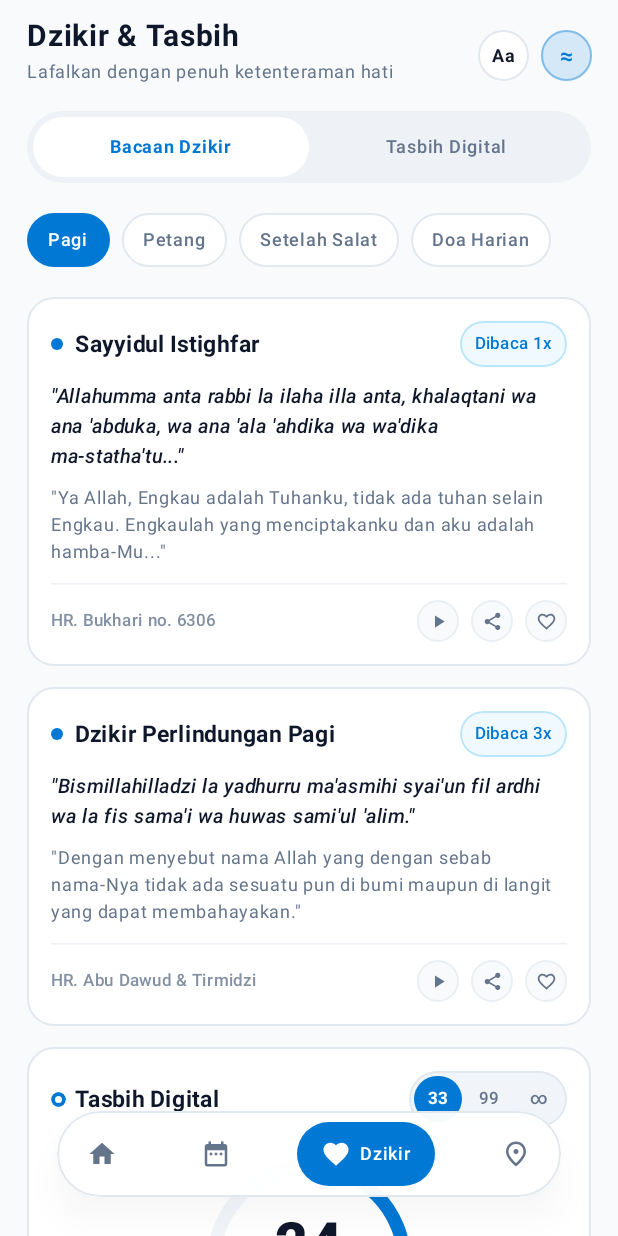
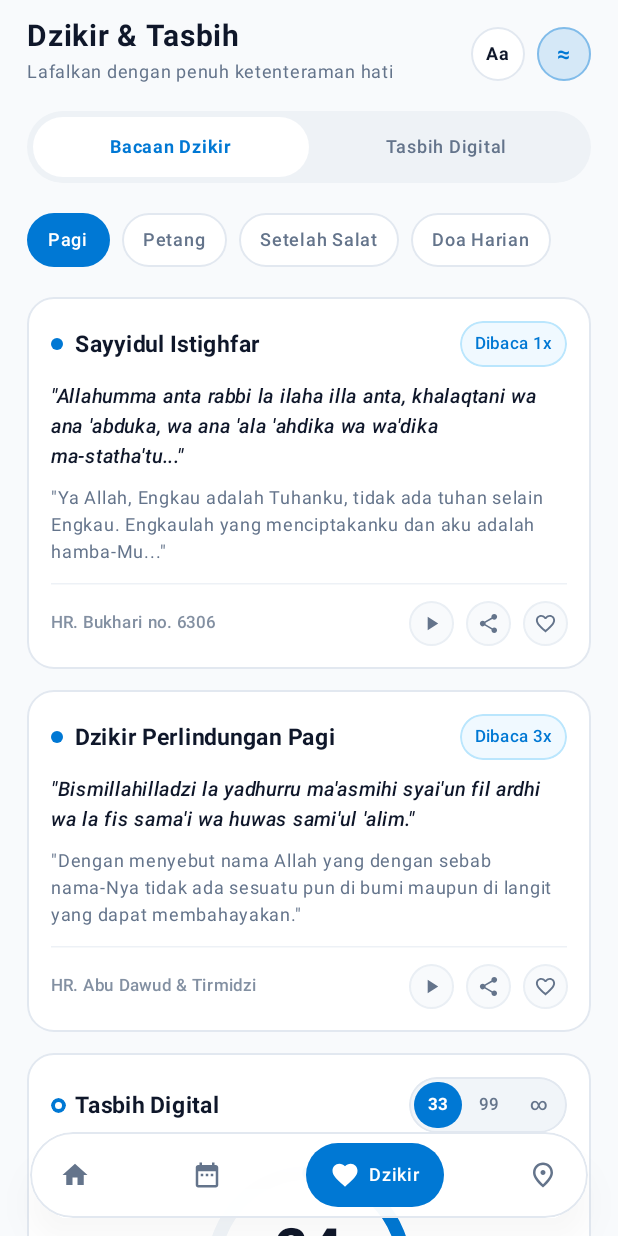
Before and after one commit to AdiSatriaPermana/Jejak-Ibadah, an Android app built with Jetpack Compose: the composable DzikirScreen shown on its own in the app's theme, on a phone screen of 412 x 824 dp. Run offline under Robolectric (Android 15) with nearby library versions, the phone set to English and light mode, and no system bars.

Commit message:
fix(ui): perbaiki responsivitas DzikirScreen, fitur bagikan, dan pintasan tasbih

```diff
--- a/app/src/main/java/lat/pam/jejakibadah/DzikirScreen.kt
+++ b/app/src/main/java/lat/pam/jejakibadah/DzikirScreen.kt
@@ -1,5 +1,6 @@
 package lat.pam.jejakibadah
 
+import android.content.Intent
 import androidx.compose.foundation.BorderStroke
 import androidx.compose.foundation.Canvas
 import androidx.compose.foundation.background
@@ -30,10 +31,13 @@ import androidx.compose.ui.graphics.Color
 import androidx.compose.ui.graphics.StrokeCap
 import androidx.compose.ui.graphics.drawscope.Stroke
 import androidx.compose.ui.hapticfeedback.HapticFeedbackType
+import androidx.compose.ui.platform.LocalContext
 import androidx.compose.ui.platform.LocalHapticFeedback
 import androidx.compose.ui.text.font.FontStyle
 import androidx.compose.ui.text.font.FontWeight
 import androidx.compose.ui.text.style.TextAlign
+import androidx.compose.ui.text.style.TextOverflow
+import androidx.compose.ui.unit.TextUnit
 import androidx.compose.ui.unit.dp
 import androidx.compose.ui.unit.sp
 import lat.pam.jejakibadah.ui.theme.*
@@ -42,6 +46,7 @@ data class DzikirTemplateItem(
     val id: Int,
     val category: String,
     val title: String,
+    val repeatCount: Int,
     val repeatBadge: String,
     val transliteration: String,
     val translation: String,
@@ -51,9 +56,10 @@ data class DzikirTemplateItem(
 
 @Composable
 fun DzikirScreen(
+    isDarkTheme: Boolean = isSystemInDarkTheme(),
     onNavigateTab: (Int) -> Unit = {}
 ) {
-    val isDark = isSystemInDarkTheme()
+    val context = LocalContext.current
     val haptic = LocalHapticFeedback.current
 
     // Mode Segmented Switcher: 0 = Bacaan Dzikir, 1 = Tasbih Digital
@@ -67,7 +73,7 @@ fun DzikirScreen(
     var isLargeText by remember { mutableStateOf(false) }
     val bodyFontSize = if (isLargeText) 15.sp else 13.sp
 
-    // Data Template Bacaan Dzikir (Tanpa teks Arab)
+    // Data Template Bacaan Dzikir
     var dzikirTemplates by remember {
         mutableStateOf(
             listOf(
@@ -75,6 +81,7 @@ fun DzikirScreen(
                     id = 1,
                     category = "Pagi",
                     title = "Sayyidul Istighfar",
+                    repeatCount = 1,
                     repeatBadge = "Dibaca 1x",
                     transliteration = "\"Allahumma anta rabbi la ilaha illa anta, khalaqtani wa ana 'abduka, wa ana 'ala 'ahdika wa wa'dika ma-statha'tu...\"",
                     translation = "\"Ya Allah, Engkau adalah Tuhanku, tidak ada tuhan selain Engkau. Engkaulah yang menciptakanku dan aku adalah hamba-Mu...\"",
@@ -84,6 +91,7 @@ fun DzikirScreen(
                     id = 2,
                     category = "Pagi",
                     title = "Dzikir Perlindungan Pagi",
+                    repeatCount = 3,
                     repeatBadge = "Dibaca 3x",
                     transliteration = "\"Bismillahilladzi la yadhurru ma'asmihi syai'un fil ardhi wa la fis sama'i wa huwas sami'ul 'alim.\"",
                     translation = "\"Dengan menyebut nama Allah yang dengan sebab nama-Nya tidak ada sesuatu pun di bumi maupun di langit yang dapat membahayakan.\"",
@@ -93,6 +101,7 @@ fun DzikirScreen(
                     id = 3,
                     category = "Petang",
                     title = "Dzikir Petang Ketenteraman",
+                    repeatCount = 1,
                     repeatBadge = "Dibaca 1x",
                     transliteration = "\"Amsaina wa amsal mulku lillah, walhamdulillah, la ilaha illallahu wahdahu la syarika lah...\"",
                     translation = "\"Kami telah memasuki waktu petang dan kerajaan hanya milik Allah, segala puji bagi Allah.\"",
@@ -102,6 +111,7 @@ fun DzikirScreen(
                     id = 4,
                     category = "Setelah Salat",
                     title = "Tasbih, Tahmid & Takbir",
+                    repeatCount = 33,
                     repeatBadge = "Dibaca 33x",
                     transliteration = "\"Subhanallah (33x), Alhamdulillah (33x), Allahu Akbar (33x).\"",
                     translation = "\"Maha Suci Allah, Segala Puji bagi Allah, Allah Maha Besar.\"",
@@ -111,6 +121,7 @@ fun DzikirScreen(
                     id = 5,
                     category = "Doa Harian",
                     title = "Doa Kebaikan Dunia & Akhirat",
+                    repeatCount = 1,
                     repeatBadge = "Dibaca 1x",
                     transliteration = "\"Rabbana atina fid-dunya hasanah wa fil-akhirati hasanah wa qina 'adzaban-nar.\"",
                     translation = "\"Ya Tuhan kami, berilah kami kebaikan di dunia dan kebaikan di akhirat, serta lindungilah kami dari siksa neraka.\"",
@@ -121,6 +132,7 @@ fun DzikirScreen(
     }
 
     // State Tasbih Digital
+    var tasbihTitle by remember { mutableStateOf("Subhanallah wa bihamdihi") }
     var tasbihCount by remember { mutableIntStateOf(24) }
     var tasbihTarget by remember { mutableIntStateOf(33) } // 33, 99, atau 0 (∞)
     var hapticEnabled by remember { mutableStateOf(true) }
@@ -140,7 +152,7 @@ fun DzikirScreen(
                 start = 18.dp,
                 end = 18.dp,
                 top = 12.dp,
-                bottom = 104.dp
+                bottom = BottomNavSafePadding + 28.dp
             ),
             verticalArrangement = Arrangement.spacedBy(14.dp)
         ) {
@@ -151,17 +163,21 @@ fun DzikirScreen(
                     horizontalArrangement = Arrangement.SpaceBetween,
                     verticalAlignment = Alignment.CenterVertically
                 ) {
-                    Column(modifier = Modifier.weight(1f)) {
+                    Column(modifier = Modifier.weight(1f).padding(end = 12.dp)) {
                         Text(
                             text = "Dzikir & Tasbih",
                             fontSize = 20.sp,
                             fontWeight = FontWeight.Bold,
-                            color = MaterialTheme.colorScheme.onBackground
+                            color = MaterialTheme.colorScheme.onBackground,
+                            maxLines = 1,
+                            overflow = TextOverflow.Ellipsis
                         )
                         Text(
                             text = "Lafalkan dengan penuh ketenteraman hati",
                             fontSize = 12.sp,
-                            color = MaterialTheme.colorScheme.onSurfaceVariant
+                            color = MaterialTheme.colorScheme.onSurfaceVariant,
+                            maxLines = 1,
+                            overflow = TextOverflow.Ellipsis
                         )
                     }
 
@@ -172,7 +188,7 @@ fun DzikirScreen(
                             shape = CircleShape,
                             color = if (isLargeText) BrandBlue else MaterialTheme.colorScheme.surface,
                             border = BorderStroke(1.dp, MaterialTheme.colorScheme.outline),
-                            modifier = Modifier.size(34.dp)
+                            modifier = Modifier.size(36.dp)
                         ) {
                             Box(contentAlignment = Alignment.Center) {
                                 Text(
@@ -193,14 +209,14 @@ fun DzikirScreen(
                                 1.dp,
                                 if (hapticEnabled) BrandBlue.copy(alpha = 0.4f) else MaterialTheme.colorScheme.outline
                             ),
-                            modifier = Modifier.size(34.dp)
+                            modifier = Modifier.size(36.dp)
                         ) {
                             Box(contentAlignment = Alignment.Center) {
                                 Text(
                                     text = "≈",
                                     fontSize = 15.sp,
                                     fontWeight = FontWeight.Bold,
-                                    color = if (hapticEnabled) (if (isDark) BrandCyan else BrandBlue) else MaterialTheme.colorScheme.onSurfaceVariant
+                                    color = if (hapticEnabled) (if (isDarkTheme) BrandCyan else BrandBlue) else MaterialTheme.colorScheme.onSurfaceVariant
                                 )
                             }
                         }
@@ -212,8 +228,8 @@ fun DzikirScreen(
             item {
                 Surface(
                     shape = CircleShape,
-                    color = if (isDark) DarkCard else Color(0xFFEEF2F6),
-                    border = if (isDark) BorderStroke(1.dp, DarkBorder) else null
+                    color = if (isDarkTheme) DarkCard else Color(0xFFEEF2F6),
+                    border = if (isDarkTheme) BorderStroke(1.dp, DarkBorder) else null
                 ) {
                     Row(
                         modifier = Modifier
@@ -229,7 +245,7 @@ fun DzikirScreen(
                                     .clip(CircleShape)
                                     .background(
                                         when {
-                                            active && isDark -> BrandBlue
+                                            active && isDarkTheme -> BrandBlue
                                             active -> Color.White
                                             else -> Color.Transparent
                                         }
@@ -243,10 +259,12 @@ fun DzikirScreen(
                                     fontSize = 12.sp,
                                     fontWeight = if (active) FontWeight.Bold else FontWeight.Medium,
                                     color = when {
-                                        active && isDark -> Color.White
+                                        active && isDarkTheme -> Color.White
                                         active -> BrandBlue
                                         else -> MaterialTheme.colorScheme.onSurfaceVariant
-                                    }
+                                    },
+                                    maxLines = 1,
+                                    softWrap = false
                                 )
                             }
                         }
@@ -274,6 +292,8 @@ fun DzikirScreen(
                                     fontSize = 12.sp,
                                     fontWeight = FontWeight.SemiBold,
                                     color = if (isSelected) Color.White else MaterialTheme.colorScheme.onSurfaceVariant,
+                                    maxLines = 1,
+                                    softWrap = false,
                                     modifier = Modifier.padding(horizontal = 14.dp, vertical = 6.dp)
                                 )
                             }
@@ -286,7 +306,22 @@ fun DzikirScreen(
                     DzikirTemplateCard(
                         item = item,
                         bodyFontSize = bodyFontSize,
-                        isDark = isDark,
+                        isDark = isDarkTheme,
+                        onPracticeTasbih = {
+                            tasbihTitle = item.title
+                            tasbihTarget = if (item.repeatCount > 1) item.repeatCount else 33
+                            tasbihCount = 0
+                            savedMessage = false
+                            selectedMode = 1
+                        },
+                        onShare = {
+                            val shareText = "${item.title} (${item.repeatBadge})\n\n${item.transliteration}\n\nArtinya: ${item.translation}\n(${item.reference})\n\n— Jejak Ibadah"
+                            val intent = Intent(Intent.ACTION_SEND).apply {
+                                type = "text/plain"
+                                putExtra(Intent.EXTRA_TEXT, shareText)
+                            }
+                            context.startActivity(Intent.createChooser(intent, "Bagikan Dzikir"))
+                        },
                         onToggleBookmark = {
                             dzikirTemplates = dzikirTemplates.map {
                                 if (it.id == item.id) it.copy(isBookmarked = !it.isBookmarked) else it
@@ -296,12 +331,13 @@ fun DzikirScreen(
                 }
             }
 
-            // 5. Kartu Tasbih Digital (Selalu tampil di bawah bacaan atau fokus utama saat tab Tasbih dipilih)
+            // 5. Kartu Tasbih Digital
             item {
                 DigitalTasbihCard(
+                    title = tasbihTitle,
                     count = tasbihCount,
                     target = tasbihTarget,
-                    isDark = isDark,
+                    isDark = isDarkTheme,
                     hapticEnabled = hapticEnabled,
                     savedMessage = savedMessage,
                     onIncrement = {
@@ -337,12 +373,9 @@ fun DzikirScreen(
         // 6. Floating Pill Navbar Konsisten (Index 2 = Dzikir aktif)
         AppBottomNavbar(
             selectedIndex = 2,
-            isDark = isDark,
+            isDark = isDarkTheme,
             onSelectTab = onNavigateTab,
-            modifier = Modifier
-                .align(Alignment.BottomCenter)
-                .navigationBarsPadding()
-                .padding(horizontal = 18.dp, vertical = 14.dp)
+            modifier = Modifier.align(Alignment.BottomCenter)
         )
     }
 }
@@ -350,8 +383,10 @@ fun DzikirScreen(
 @Composable
 private fun DzikirTemplateCard(
     item: DzikirTemplateItem,
-    bodyFontSize: androidx.compose.ui.unit.TextUnit,
+    bodyFontSize: TextUnit,
     isDark: Boolean,
+    onPracticeTasbih: () -> Unit,
+    onShare: () -> Unit,
     onToggleBookmark: () -> Unit
 ) {
     Surface(
@@ -369,7 +404,9 @@ private fun DzikirTemplateCard(
                 Row(
                     verticalAlignment = Alignment.CenterVertically,
                     horizontalArrangement = Arrangement.spacedBy(8.dp),
-                    modifier = Modifier.weight(1f)
+                    modifier = Modifier
+                        .weight(1f)
+                        .padding(end = 8.dp)
                 ) {
                     Box(
                         modifier = Modifier
@@ -381,7 +418,9 @@ private fun DzikirTemplateCard(
                         text = item.title,
                         fontSize = 15.sp,
                         fontWeight = FontWeight.Bold,
-                        color = MaterialTheme.colorScheme.onSurface
+                        color = MaterialTheme.colorScheme.onSurface,
+                        maxLines = 2,
+                        overflow = TextOverflow.Ellipsis
                     )
                 }
 
@@ -400,7 +439,9 @@ private fun DzikirTemplateCard(
                         text = item.repeatBadge,
                         fontSize = 11.sp,
                         fontWeight = FontWeight.SemiBold,
-                        color = if (isDark) BrandCyan else BrandBlue
+                        color = if (isDark) BrandCyan else BrandBlue,
+                        maxLines = 1,
+                        softWrap = false
                     )
                 }
             }
@@ -441,12 +482,27 @@ private fun DzikirTemplateCard(
                     text = item.reference,
                     fontSize = 11.sp,
                     fontWeight = FontWeight.Medium,
-                    color = MaterialTheme.colorScheme.onSurfaceVariant.copy(alpha = 0.8f)
+                    color = MaterialTheme.colorScheme.onSurfaceVariant.copy(alpha = 0.8f),
+                    maxLines = 1,
+                    overflow = TextOverflow.Ellipsis,
+                    modifier = Modifier
+                        .weight(1f)
+                        .padding(end = 8.dp)
                 )
 
                 Row(horizontalArrangement = Arrangement.spacedBy(8.dp)) {
-                    SmallCircleAction(icon = Icons.Default.PlayArrow, contentDesc = "Putar", isDark = isDark) {}
-                    SmallCircleAction(icon = Icons.Default.Share, contentDesc = "Bagikan", isDark = isDark) {}
+                    SmallCircleAction(
+                        icon = Icons.Default.PlayArrow,
+                        contentDesc = "Hitung di Tasbih",
+                        isDark = isDark,
+                        onClick = onPracticeTasbih
+                    )
+                    SmallCircleAction(
+                        icon = Icons.Default.Share,
+                        contentDesc = "Bagikan",
+                        isDark = isDark,
+                        onClick = onShare
+                    )
                     SmallCircleAction(
                         icon = if (item.isBookmarked) Icons.Default.Favorite else Icons.Default.FavoriteBorder,
                         contentDesc = "Simpan",
@@ -473,14 +529,14 @@ private fun SmallCircleAction(
         shape = CircleShape,
         color = if (isDark) DarkSubCard else Color(0xFFF8FAFC),
         border = BorderStroke(1.dp, MaterialTheme.colorScheme.outline.copy(alpha = 0.6f)),
-        modifier = Modifier.size(28.dp)
+        modifier = Modifier.size(30.dp)
     ) {
         Box(contentAlignment = Alignment.Center) {
             Icon(
                 imageVector = icon,
                 contentDescription = contentDesc,
                 tint = tint ?: MaterialTheme.colorScheme.onSurfaceVariant,
-                modifier = Modifier.size(14.dp)
+                modifier = Modifier.size(15.dp)
             )
         }
     }
@@ -488,6 +544,7 @@ private fun SmallCircleAction(
 
 @Composable
 private fun DigitalTasbihCard(
+    title: String,
     count: Int,
     target: Int,
     isDark: Boolean,
@@ -521,7 +578,8 @@ private fun DigitalTasbihCard(
             ) {
                 Row(
                     verticalAlignment = Alignment.CenterVertically,
-                    horizontalArrangement = Arrangement.spacedBy(6.dp)
+                    horizontalArrangement = Arrangement.spacedBy(6.dp),
+                    modifier = Modifier.weight(1f)
                 ) {
                     Box(
                         modifier = Modifier
@@ -533,7 +591,9 @@ private fun DigitalTasbihCard(
                         text = "Tasbih Digital",
                         fontSize = 15.sp,
                         fontWeight = FontWeight.Bold,
-                        color = MaterialTheme.colorScheme.onSurface
+                        color = MaterialTheme.colorScheme.onSurface,
+                        maxLines = 1,
+                        overflow = TextOverflow.Ellipsis
                     )
                 }
 
@@ -561,7 +621,9 @@ private fun DigitalTasbihCard(
                                 text = label,
                                 fontSize = 11.sp,
                                 fontWeight = if (active) FontWeight.Bold else FontWeight.Medium,
-                                color = if (active) Color.White else MaterialTheme.colorScheme.onSurfaceVariant
+                                color = if (active) Color.White else MaterialTheme.colorScheme.onSurfaceVariant,
+                                maxLines = 1,
+                                softWrap = false
                             )
                         }
                     }
@@ -591,7 +653,6 @@ private fun DigitalTasbihCard(
                         )
                         val arcSize = Size(diameter, diameter)
 
-                        // Background Track
                         drawArc(
                             color = ringTrackColor,
                             startAngle = -90f,
@@ -602,7 +663,6 @@ private fun DigitalTasbihCard(
                             style = Stroke(width = strokeWidth, cap = StrokeCap.Round)
                         )
 
-                        // Active Progress Arc
                         drawArc(
                             color = ringActiveColor,
                             startAngle = -90f,
@@ -634,13 +694,14 @@ private fun DigitalTasbihCard(
                 Spacer(modifier = Modifier.height(8.dp))
 
                 Text(
-                    text = "Subhanallah wa bihamdihi",
+                    text = title,
                     fontSize = 14.sp,
                     fontWeight = FontWeight.Bold,
-                    color = MaterialTheme.colorScheme.onSurface
+                    color = MaterialTheme.colorScheme.onSurface,
+                    textAlign = TextAlign.Center
                 )
                 Text(
-                    text = "Template Dzikir Harian • Ketuk lingkaran untuk menghitung",
+                    text = "Ketuk lingkaran di atas untuk menghitung",
                     fontSize = 11.sp,
                     color = MaterialTheme.colorScheme.onSurfaceVariant,
                     textAlign = TextAlign.Center
@@ -661,7 +722,7 @@ private fun DigitalTasbihCard(
                 ) {
                     Text(
                         text = if (savedMessage) "✓ Tersimpan ke catatan dzikir hari ini"
-                        else if (hapticEnabled) "• Ketuk lingkaran • Getar haptic aktif"
+                        else if (hapticEnabled) "• Getar haptic aktif"
                         else "• Mode senyap (tanpa getar)",
                         fontSize = 10.sp,
                         fontWeight = FontWeight.SemiBold,
```
